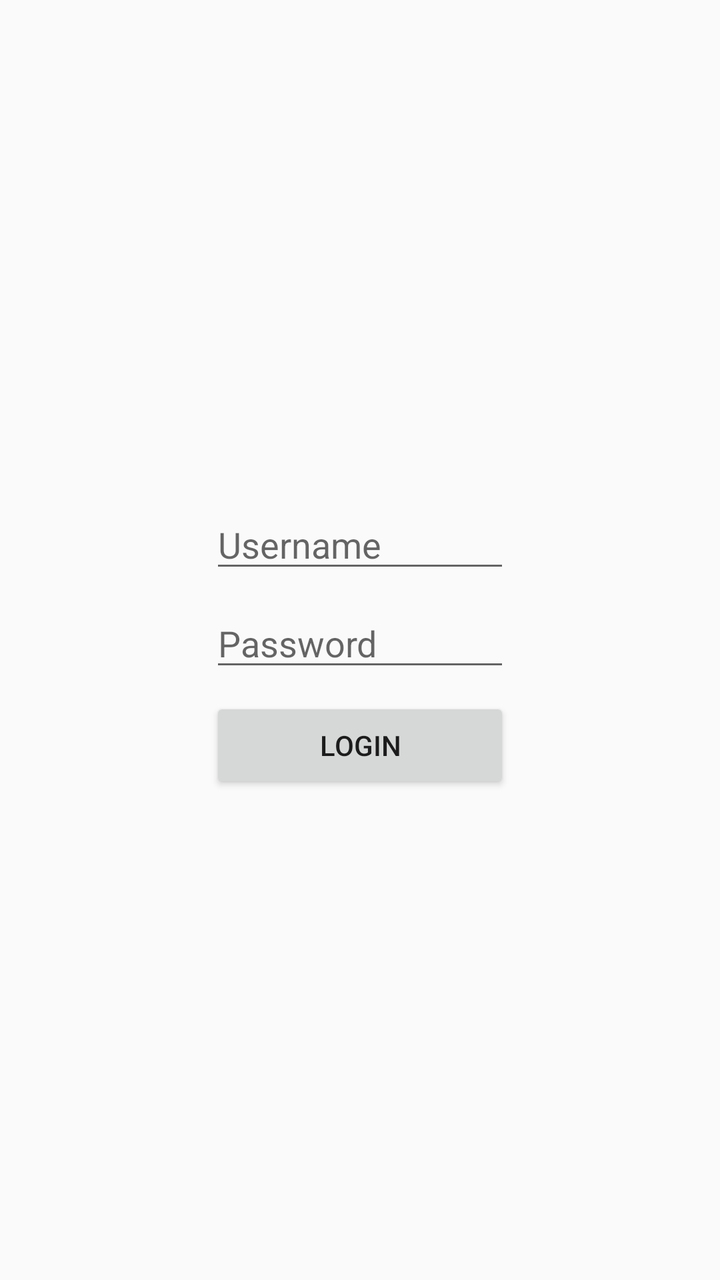
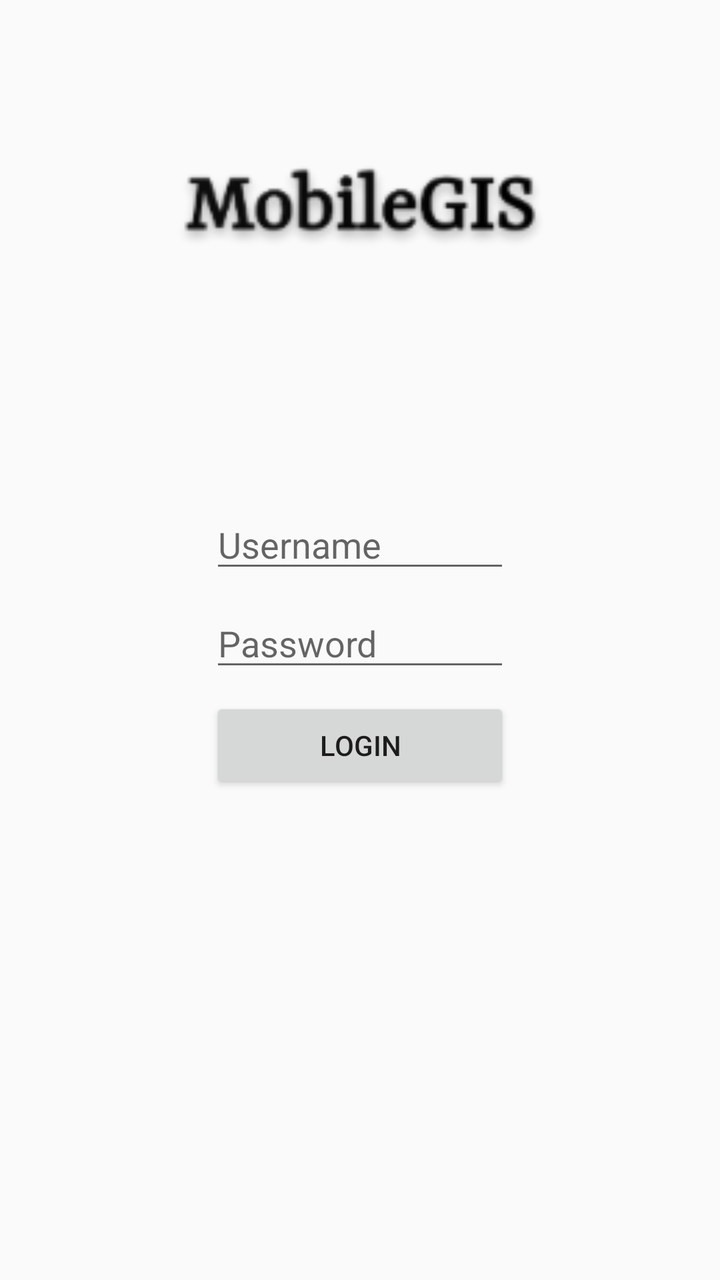

The first picture is an Android layout as it rendered before a commit; the second is the same layout after the commit. The layout source and the unified diff follow.
<!-- AndroidManifest.xml: application theme AppTheme.NoActionBar -->
<!-- res/layout/activity_login.xml -->
<?xml version="1.0" encoding="utf-8"?>
<layout
    xmlns:android="http://schemas.android.com/apk/res/android"
    xmlns:app="http://schemas.android.com/apk/res-auto"
    xmlns:tools="http://schemas.android.com/tools">

    <data>
        <variable
            name="loginViewModel"
            type="com.kandaidea.mobilegis.ViewModel.LoginActivityViewModel"/>
    </data>

    <android.support.constraint.ConstraintLayout
    android:layout_width="match_parent"
    android:layout_height="match_parent">

    <android.support.design.widget.TextInputEditText
        android:id="@+id/login_username_edit_text"
        android:layout_width="@dimen/login_component_width"
        android:layout_height="wrap_content"
        android:inputType="textAutoComplete"
        android:hint="@string/username_hint"
        app:layout_constraintLeft_toLeftOf="parent"
        app:layout_constraintRight_toRightOf="parent"
        app:layout_constraintBottom_toTopOf="@+id/login_password_edit_text"
        android:layout_margin="@dimen/regular_margin"
        android:elevation="@dimen/regular_elevation"/>

    <android.support.design.widget.TextInputEditText
        android:id="@+id/login_password_edit_text"
        android:layout_width="@dimen/login_component_width"
        android:layout_height="wrap_content"
        android:inputType="textPassword"
        android:hint="@string/password_hint"
        app:layout_constraintTop_toTopOf="parent"
        app:layout_constraintLeft_toLeftOf="parent"
        app:layout_constraintRight_toRightOf="parent"
        app:layout_constraintBottom_toBottomOf="parent"
        android:layout_margin="@dimen/regular_margin"
        android:elevation="@dimen/regular_elevation"/>

    <android.support.v7.widget.AppCompatButton
        android:id="@+id/login_button"
        android:layout_width="@dimen/login_component_width"
        android:layout_height="wrap_content"
        android:text="@string/login_button"
        app:layout_constraintLeft_toLeftOf="parent"
        app:layout_constraintRight_toRightOf="parent"
        app:layout_constraintTop_toBottomOf="@+id/login_password_edit_text"
        android:layout_margin="@dimen/regular_margin"
        android:onClick="@{() -> loginViewModel.login()}"
        android:elevation="@dimen/regular_elevation"/>
    <ProgressBar
        android:id="@+id/login_progress_bar"
        android:layout_width="wrap_content"
        android:layout_height="wrap_content"
        android:layout_margin="@dimen/regular_margin"
        app:layout_constraintTop_toBottomOf="@+id/login_button"
        app:layout_constraintRight_toRightOf="parent"
        app:layout_constraintLeft_toLeftOf="parent"
        android:visibility="gone"/>

</android.support.constraint.ConstraintLayout>

</layout>
<!-- resources referenced by this layout -->
<resources>
  <dimen name="login_component_width">150dp</dimen>
  <dimen name="regular_elevation">8dp</dimen>
  <dimen name="regular_margin">8dp</dimen>
  <string name="login_button">LOGIN</string>
  <string name="password_hint">Password</string>
  <string name="username_hint">Username</string>
  <style name="AppTheme.NoActionBar" parent="Theme.AppCompat.Light.DarkActionBar">
          <item name="windowActionBar">false</item>
          <item name="windowNoTitle">true</item>
  
      </style>
</resources>

<!-- the commit's change to res/layout/activity_login.xml (unified diff, before → after) -->
@@ -13,6 +13,7 @@
     <android.support.constraint.ConstraintLayout
     android:layout_width="match_parent"
     android:layout_height="match_parent">
+
 
     <android.support.design.widget.TextInputEditText
         android:id="@+id/login_username_edit_text"
@@ -60,6 +61,13 @@
         app:layout_constraintLeft_toLeftOf="parent"
         android:visibility="gone"/>
 
+        <ImageView
+            android:layout_width="200dp"
+            android:layout_height="200dp"
+            android:src="@mipmap/ic_company"
+            app:layout_constraintTop_toTopOf="parent"
+            app:layout_constraintRight_toRightOf="parent"
+            app:layout_constraintLeft_toLeftOf="parent"/>
 </android.support.constraint.ConstraintLayout>
 
 </layout>
<!-- resource entries referenced after the edit -->
@@ -3,6 +3,7 @@
   <dimen name="login_component_width">150dp</dimen>
   <dimen name="regular_elevation">8dp</dimen>
   <dimen name="regular_margin">8dp</dimen>
+  <!-- mipmap ic_company: png bitmap (mipmap-hdpi, 2734 bytes) -->
   <string name="login_button">LOGIN</string>
   <string name="password_hint">Password</string>
   <string name="username_hint">Username</string>
